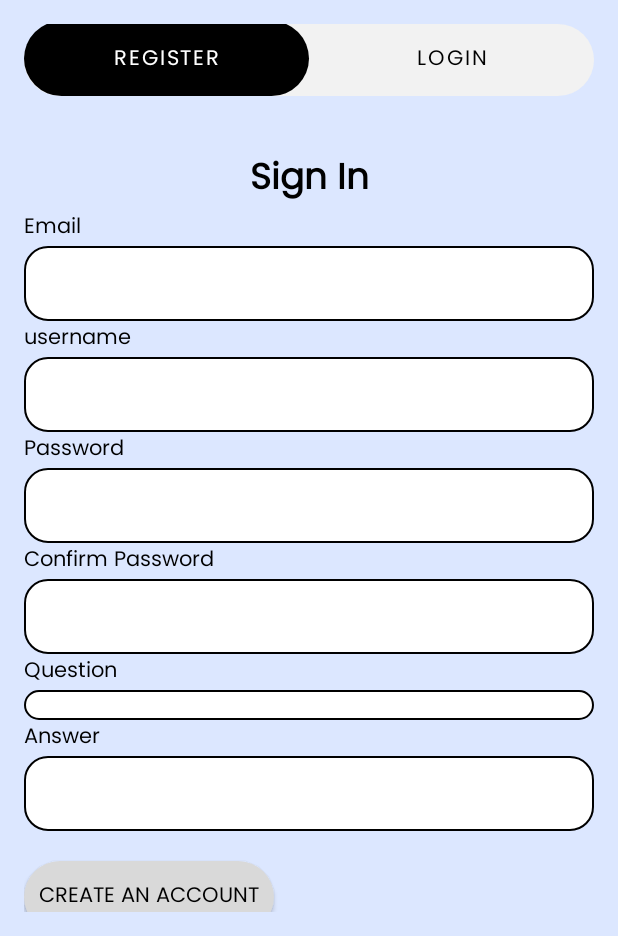
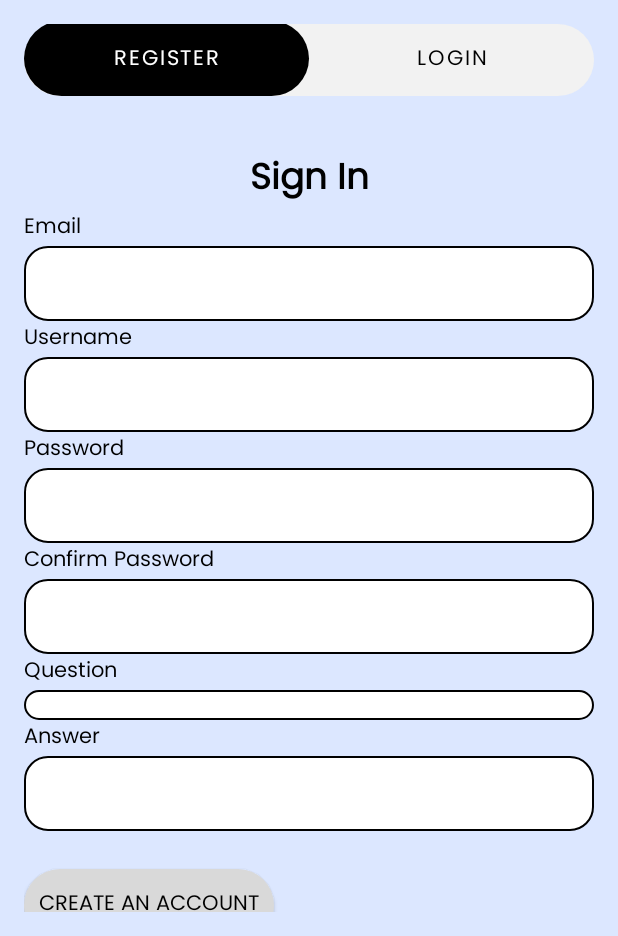
Before and after one commit to SuaraNusa/Mobile-development, an Android app: the screen it shows after launch (AuthTabActivity), on a phone screen of 412 x 824 dp, the part 300-1236 px from its top. Run offline under Robolectric (Android 15) with nearby library versions, the phone set to English and light mode, and no system bars; our stand-ins replace navigation-ui; libraries missing offline, so code that uses them is left out: com.auth0.jwt, com.tbuonomo.viewpagerdotsindicator; 2 statements that could not run were skipped.

Commit message:
fix edit input

```diff
--- a/suarnusa/app/src/main/res/layout/auth_fragment_register.xml
+++ b/suarnusa/app/src/main/res/layout/auth_fragment_register.xml
@@ -11,117 +11,127 @@
     <androidx.core.widget.NestedScrollView
         android:layout_width="match_parent"
         android:layout_height="match_parent">
+
         <LinearLayout
             android:layout_width="match_parent"
             android:layout_height="wrap_content"
             android:orientation="vertical">
+
             <TextView
                 android:id="@+id/login_text"
                 android:layout_width="match_parent"
                 android:layout_height="wrap_content"
+                android:layout_marginTop="20dp"
+                android:gravity="center"
                 android:text="@string/sign_in"
+                android:textSize="24sp"
                 android:textStyle="bold"
-                android:textSize="24sp"
-                android:gravity="center"
-                android:layout_marginTop="20dp"
                 app:layout_constraintTop_toTopOf="parent" />
 
             <TextView
                 android:id="@+id/email_label"
                 android:layout_width="match_parent"
                 android:layout_height="wrap_content"
-                android:text="@string/email"
-                android:layout_gravity="top" />
+                android:layout_gravity="top"
+                android:text="@string/email" />
 
             <EditText
                 android:id="@+id/email_input"
                 android:layout_width="match_parent"
                 android:layout_height="wrap_content"
                 android:layout_gravity="top"
+                android:background="@drawable/auth_edit_text"
                 android:inputType="textEmailAddress"
-                android:textColor="@color/black"
                 android:padding="10dp"
-                android:background="@drawable/auth_edit_text"/>
+                android:textColor="@color/black" />
 
             <TextView
                 android:id="@+id/username_label"
                 android:layout_width="match_parent"
                 android:layout_height="wrap_content"
-                android:text="@string/username"
-                android:layout_gravity="top"/>
+                android:layout_gravity="top"
+                android:text="@string/username" />
 
             <EditText
                 android:id="@+id/username_input"
                 android:layout_width="match_parent"
                 android:layout_height="wrap_content"
                 android:layout_gravity="top"
-                android:inputType="textPassword"
-                android:textColor="@color/black"
+                android:background="@drawable/auth_edit_text"
+                android:inputType="text"
                 android:padding="10dp"
-                android:background="@drawable/auth_edit_text"/>
+                android:textColor="@color/black" />
 
             <TextView
                 android:id="@+id/password_label"
                 android:layout_width="match_parent"
                 android:layout_height="wrap_content"
-                android:text="@string/password"
-                android:layout_gravity="top"/>
+                android:layout_gravity="top"
+                android:text="@string/password" />
 
             <EditText
                 android:id="@+id/password_input"
                 android:layout_width="match_parent"
                 android:layout_height="wrap_content"
                 android:layout_gravity="top"
-                android:textColor="@color/black"
+                android:background="@drawable/auth_edit_text"
+                android:inputType="textPassword"
                 android:padding="10dp"
-                android:background="@drawable/auth_edit_text"/>
+                android:textColor="@color/black" />
 
             <TextView
                 android:layout_width="wrap_content"
                 android:layout_height="wrap_content"
-                android:text="@string/confirm_password"/>
+                android:text="@string/confirm_password" />
+
             <EditText
                 android:id="@+id/confirm_password_input"
                 android:layout_width="match_parent"
                 android:layout_height="wrap_content"
                 android:background="@drawable/auth_edit_text"
-                android:padding="10dp"/>
+                android:inputType="textPassword"
+                android:padding="10dp" />
+
             <TextView
                 android:layout_width="match_parent"
                 android:layout_height="wrap_content"
-                android:text="Question"/>
+                android:text="Question"
+                tools:ignore="HardcodedText" />
 
 
             <androidx.appcompat.widget.AppCompatSpinner
                 android:id="@+id/question_spinner"
                 android:layout_width="match_parent"
-                android:padding="10dp"
+                android:layout_height="wrap_content"
 
-                android:layout_height="wrap_content"
-                android:background="@drawable/auth_edit_text"/>
+                android:background="@drawable/auth_edit_text"
+                android:padding="10dp" />
 
             <TextView
                 android:id="@+id/answer_label"
                 android:layout_width="match_parent"
                 android:layout_height="wrap_content"
-                android:text="Answer"/>
+                android:text="Answer"
+                tools:ignore="HardcodedText" />
 
             <EditText
                 android:id="@+id/answer_input"
                 android:layout_width="match_parent"
                 android:layout_height="wrap_content"
+                android:autofillHints=""
                 android:background="@drawable/auth_edit_text"
-                android:padding="10dp"/>
+                android:inputType="text"
+                android:padding="10dp" />
 
             <androidx.appcompat.widget.AppCompatButton
                 android:id="@+id/register_button"
                 android:layout_width="wrap_content"
                 android:layout_height="wrap_content"
-                android:text="@string/create_an_account"
-                android:layout_marginTop="20dp"
+                android:layout_marginTop="25dp"
+                android:layout_marginBottom="25dp"
+                android:background="@drawable/auth_button"
                 android:padding="10dp"
-                android:background="@drawable/auth_button"
-                />
+                android:text="@string/create_an_account" />
 
         </LinearLayout>
     </androidx.core.widget.NestedScrollView>
--- a/suarnusa/app/src/main/res/values/strings.xml
+++ b/suarnusa/app/src/main/res/values/strings.xml
@@ -15,7 +15,7 @@
     <string name="forgot_password">*Forgot Password</string>
     <string name="email">Email</string>
     <string name="password">Password</string>
-    <string name="username">username</string>
-    <string name="create_an_account">create an account</string>
+    <string name="username">Username</string>
+    <string name="create_an_account">Create an account</string>
     <string name="confirm_password">Confirm Password</string>
 </resources>
```
